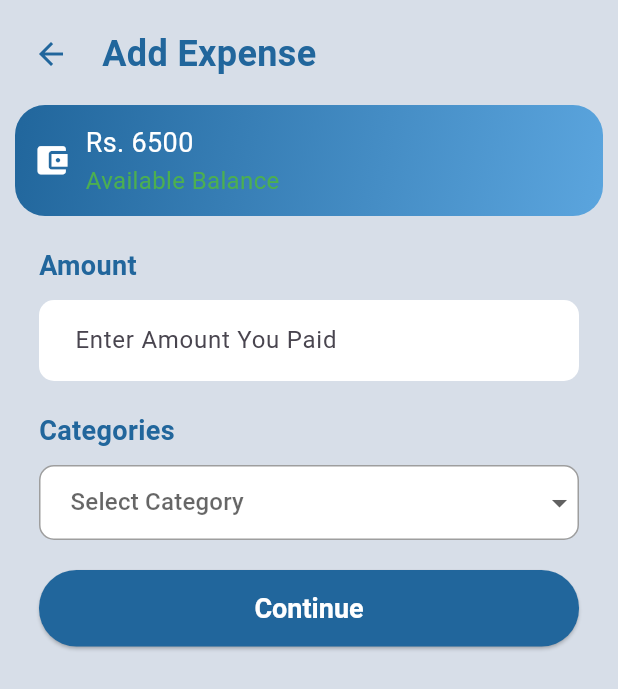
After one commit to Abh03/Tranzac, a Flutter app: the AddExpense screen opened directly, on a phone screen of 412 x 824 dp. The commit adds this screen. Shown: the top 689 px of the screen. Run offline on Flutter 3.47's test engine with Material 3 defaults, Android fonts, the phone set to English and light mode, and no system bars; our stand-ins replace cloud_firestore, firebase_auth, firebase_core, fl_chart, flutter_local_notifications, icons_plus and 1 more; missing offline and left inert: khalti_flutter, mobile_scanner; accounts and stored records are empty.

Commit message:
add expense

```diff
--- a/lib/BudgetTracking/Budget.dart
+++ b/lib/BudgetTracking/Budget.dart
@@ -4,6 +4,7 @@ import 'package:flutter/cupertino.dart';
 import 'package:tranzac/constants.dart';
 import 'package:tranzac/constants.dart';
 import 'package:tranzac/BudgetTracking/Budget_Edit.dart';
+
 
 
 class Budget extends StatefulWidget {
--- a/lib/pages/Homepage.dart
+++ b/lib/pages/Homepage.dart
@@ -2,6 +2,7 @@ import 'package:flutter/material.dart';
 import 'package:syncfusion_flutter_charts/charts.dart';
 import 'package:tranzac/constants.dart';
 import 'package:flutter/cupertino.dart';
+import 'package:tranzac/pages/add_expense.dart';
 import 'package:tranzac/pages/sendmoney.dart';
 
 class HomePage extends StatefulWidget {
@@ -209,7 +210,12 @@ class _HomePageState extends State<HomePage> {
                               // Add Expense Button
                               ElevatedButton(
                                 onPressed: () {
-                                  // Implement onPressed for Add Expense button
+                                  Navigator.push(
+                                    context,
+                                    MaterialPageRoute(
+                                        builder: (context) =>
+                                        const AddExpense()),
+                                  );
                                 },
                                 style: ButtonStyle(
                                   backgroundColor:
--- /dev/null
+++ b/lib/pages/add_expense.dart
@@ -0,0 +1,240 @@
+import 'package:flutter/material.dart';
+import 'package:tranzac/constants.dart';
+
+
+class AddExpense extends StatefulWidget {
+  const AddExpense({super.key});
+
+  @override
+  _AddExpenseState createState() => _AddExpenseState();
+}
+
+class _AddExpenseState extends State<AddExpense> {
+
+
+
+  List<String> categories = [
+    'Food',
+    'Education',
+    'Household',
+    'Social Life',
+    'Pets',
+    'Transportation',
+    'Health',
+    'Beauty',
+    'Apparel',
+    'Electronics and Appliances',
+    'Others'
+  ];
+  String? selectedCategory;
+
+  Map<String, IconData> categoryIcons = {
+    'Food': Icons.fastfood,
+    'Education': Icons.school,
+    'Household': Icons.house_outlined,
+    'Beauty': Icons.face,
+    'Social Life': Icons.people,
+    'Pets': Icons.pets,
+    'Transportation': Icons.emoji_transportation,
+    'Health': Icons.favorite,
+    'Apparel': Icons.backpack,
+    'Electronics and Appliances': Icons.phone_android,
+    'Others': Icons.category,
+  };
+
+
+  @override
+  Widget build(BuildContext context) {
+    return Scaffold(
+      extendBodyBehindAppBar: true,
+      backgroundColor: kBackgroundColor,
+      body: Stack(
+        children: [
+          Positioned(
+            left: 10,
+            top: MediaQuery.of(context).padding.top + 12,
+            child: Row(
+              children: [
+                IconButton(
+                  icon: const Icon(Icons.arrow_back, color: kNewAppBarColor),
+                  onPressed: () {
+                    Navigator.pop(context);
+                  },
+                ),
+                const SizedBox(width: 10),
+                const Text(
+                  'Add Expense',
+                  style: TextStyle(
+                    color: kNewAppBarColor,
+                    fontSize: 24,
+                    fontWeight: FontWeight.bold,
+                  ),
+                ),
+              ],
+            ),
+          ),
+          Positioned(
+            left: 10,
+            right: 10,
+            top: MediaQuery.of(context).padding.top + 70,
+            child: SingleChildScrollView(
+              child: Column(
+                crossAxisAlignment: CrossAxisAlignment.stretch,
+                children: [
+                  Container(
+                    padding: const EdgeInsets.all(12),
+                    decoration: BoxDecoration(
+                      gradient: const LinearGradient(
+                        begin: Alignment.topLeft,
+                        end: Alignment.bottomRight,
+                        colors: [
+                          kNewAppBarColor,
+                          kGradientChange,
+                        ],
+                      ),
+                      borderRadius: BorderRadius.circular(20),
+                    ),
+                    child: const Row(
+                      crossAxisAlignment: CrossAxisAlignment.center,
+                      children: [
+                        Icon(
+                          Icons.account_balance_wallet,
+                          color: Colors.white,
+                          size: 25,
+                        ),
+                        SizedBox(width: 10),
+                        Column(
+                          crossAxisAlignment: CrossAxisAlignment.start,
+                          children: [
+                            Text(
+                              'Rs. 6500',
+                              style:
+                              TextStyle(color: Colors.white, fontSize: 18),
+                            ),
+                            SizedBox(height: 1),
+                            Text(
+                              'Available Balance',
+                              style:
+                              TextStyle(color: Colors.green, fontSize: 16),
+                            ),
+                          ],
+                        ),
+                      ],
+                    ),
+                  ),
+                  const SizedBox(height: 20),
+                  Padding(
+                    padding: const EdgeInsets.symmetric(horizontal: 16),
+                    child: Column(
+                      crossAxisAlignment: CrossAxisAlignment.stretch,
+                      children: [
+                        const Text(
+                          'Amount',
+                          style: TextStyle(
+                            color: kNewAppBarColor,
+                            fontSize: 18,
+                            fontWeight: FontWeight.bold,
+                          ),
+                        ),
+                        const SizedBox(height: 10),
+                        TextField(
+                          keyboardType: TextInputType.number,
+                          decoration: InputDecoration(
+                            hintText: 'Enter Amount You Paid',
+                            filled: true,
+                            fillColor: Colors.white,
+                            border: OutlineInputBorder(
+                              borderRadius: BorderRadius.circular(10),
+                              borderSide: BorderSide.none,
+                            ),
+                            contentPadding: const EdgeInsets.symmetric(
+                              vertical: 15,
+                              horizontal: 20,
+                            ),
+                          ),
+                        ),
+                        const SizedBox(height: 20),
+                        const Text(
+                          'Categories',
+                          style: TextStyle(
+                            color: kNewAppBarColor,
+                            fontSize: 18,
+                            fontWeight: FontWeight.bold,
+                          ),
+                        ),
+                        const SizedBox(height: 10),
+                        Container(
+                          decoration: BoxDecoration(
+                            borderRadius: BorderRadius.circular(10),
+                            color: Colors.white,
+                            border: Border.all(color: Colors.grey),
+                          ),
+                          child: DropdownButtonHideUnderline(
+                            child: DropdownButton<String>(
+                              isExpanded: true,
+                              value: selectedCategory,
+                              hint: const Padding(
+                                padding: EdgeInsets.symmetric(horizontal: 20),
+                                child: Text('Select Category'),
+                              ),
+                              onChanged: (newValue) {
+                                setState(() {
+                                  selectedCategory = newValue;
+                                });
+                              },
+                              items: categories.map((category) {
+                                return DropdownMenuItem<String>(
+                                  value: category,
+                                  child: Padding(
+                                    padding: const EdgeInsets.symmetric(
+                                        horizontal: 20),
+                                    child: Row(
+                                      children: [
+                                        Icon(
+                                          categoryIcons[category]!,
+                                          color: kNewAppBarColor,
+                                        ),
+                                        const SizedBox(width: 10),
+                                        Text(category),
+                                      ],
+                                    ),
+                                  ),
+                                );
+                              }).toList(),
+                            ),
+                          ),
+                        ),
+                        const SizedBox(height: 20),
+                        ElevatedButton(
+                          onPressed: () {
+                          },
+                          style: ElevatedButton.styleFrom(
+                            backgroundColor: kNewAppBarColor,
+                            textStyle: const TextStyle(color: Colors.white),
+                            padding: const EdgeInsets.symmetric(
+                                vertical: 15, horizontal: 20),
+                            shape: RoundedRectangleBorder(
+                              borderRadius: BorderRadius.circular(25),
+                            ),
+                          ),
+                          child: const Text(
+                            'Continue',
+                            style: TextStyle(
+                              fontSize: 18,
+                              color: Colors.white,
+                              fontWeight: FontWeight.bold,
+                            ),
+                          ),
+                        ),
+                      ],
+                    ),
+                  ),
+                ],
+              ),
+            ),
+          ),
+        ],
+      ),
+    );
+  }
+}
```
